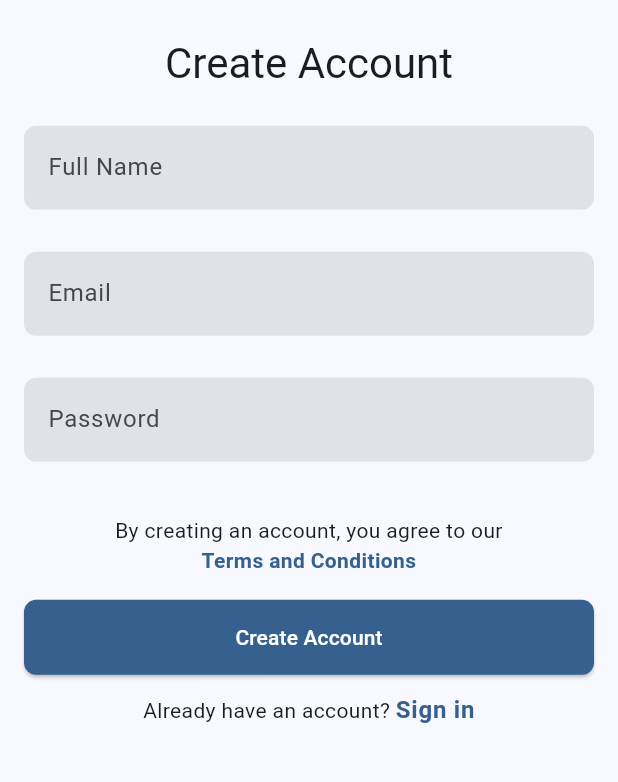
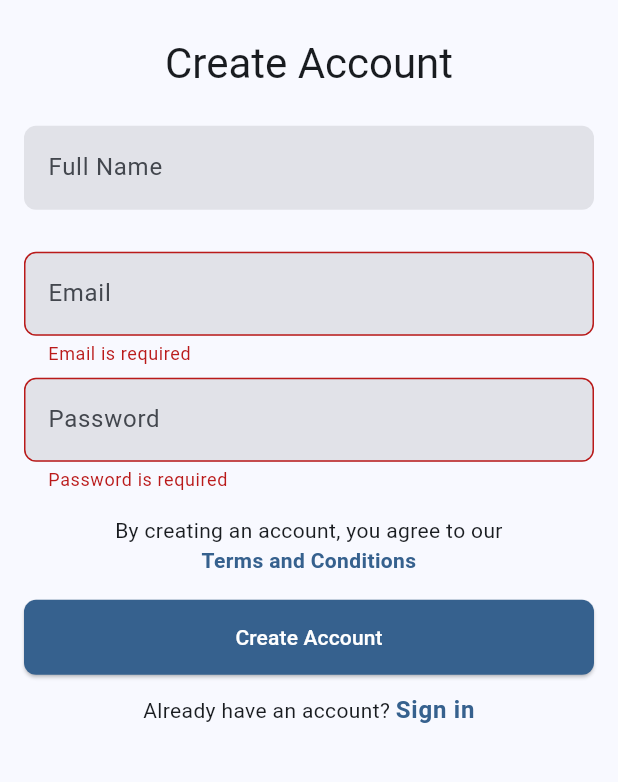
Before and after one commit to akhiljoseko/repalogic_technical_assignment, a Flutter app: the RegisterCompactLayout screen opened directly, after a tap on "Create Account", on a phone screen of 412 x 824 dp, the part 283-1065 px from its top. Run offline on Flutter 3.47's test engine with Material 3 defaults, Android fonts, the phone set to English and light mode, and no system bars; our stand-ins replace bloc, flutter_bloc, flutter_svg, freezed_annotation, go_router, vector_graphics; generated files the repository leaves out were written again.

Commit message:
feat(register): Handle sign up state using bloc

```diff
--- a/flutter_auth_app/lib/modules/authentication/domain/repositories/authentication_repository.dart
+++ b/flutter_auth_app/lib/modules/authentication/domain/repositories/authentication_repository.dart
@@ -3,6 +3,12 @@ import 'package:flutter_auth_app/modules/authentication/domain/entities/user.dar
 
 abstract interface class AuthenticationRepository {
   Stream<User?> get authStateChanges;
+
+  Future<Result<User>> createAccount({
+    required String email,
+    required String password,
+    required String name,
+  });
 
   Future<Result<User>> loginWithPassword({
     required String email,
--- /dev/null
+++ b/flutter_auth_app/lib/modules/authentication/presentation/register/cubit/register_cubit.dart
@@ -0,0 +1,37 @@
+import 'package:bloc/bloc.dart';
+import 'package:flutter_auth_app/core/exceptions/app_exception.dart';
+import 'package:flutter_auth_app/core/utils/result.dart';
+import 'package:flutter_auth_app/modules/authentication/domain/entities/user.dart';
+import 'package:flutter_auth_app/modules/authentication/domain/repositories/authentication_repository.dart';
+import 'package:freezed_annotation/freezed_annotation.dart';
+
+part 'register_state.dart';
+part 'register_cubit.freezed.dart';
+
+class RegisterCubit extends Cubit<RegisterState> {
+  RegisterCubit({
+    required AuthenticationRepository authenticationRepository,
+  }) : _authenticationRepository = authenticationRepository,
+       super(const RegisterState.initial());
+
+  final AuthenticationRepository _authenticationRepository;
+
+  Future<void> register({
+    required String email,
+    required String password,
+    required String name,
+  }) async {
+    emit(const RegisterState.loading());
+    final registerResult = await _authenticationRepository.createAccount(
+      email: email,
+      password: password,
+      name: name,
+    );
+    switch (registerResult) {
+      case Ok<User>():
+        emit(const RegisterState.success());
+      case Error<User>():
+        emit(RegisterState.error(registerResult.error));
+    }
+  }
+}
--- /dev/null
+++ b/flutter_auth_app/lib/modules/authentication/presentation/register/cubit/register_state.dart
@@ -0,0 +1,9 @@
+part of 'register_cubit.dart';
+
+@freezed
+class RegisterState with _$RegisterState {
+  const factory RegisterState.initial() = _Initial;
+  const factory RegisterState.loading() = _Loading;
+  const factory RegisterState.success() = RegisterSuccess;
+  const factory RegisterState.error(AppException exception) = RegisterError;
+}
--- a/flutter_auth_app/lib/modules/authentication/presentation/register/layouts/register_compact_layout.dart
+++ b/flutter_auth_app/lib/modules/authentication/presentation/register/layouts/register_compact_layout.dart
@@ -1,12 +1,16 @@
 import 'package:flutter/material.dart';
 import 'package:flutter_auth_app/core/utils/context_extensions.dart';
+import 'package:flutter_auth_app/core/utils/snackbar_utils.dart';
 import 'package:flutter_auth_app/gen/assets.gen.dart';
+import 'package:flutter_auth_app/l10n/l10n.dart';
+import 'package:flutter_auth_app/modules/authentication/presentation/register/cubit/register_cubit.dart';
 import 'package:flutter_auth_app/modules/authentication/presentation/widgets/question_text_button.dart';
 import 'package:flutter_auth_app/shared/widgets/email_text_field.dart';
 import 'package:flutter_auth_app/shared/widgets/password_text_field.dart';
 import 'package:flutter_auth_app/shared/widgets/primary_button.dart';
 import 'package:flutter_auth_app/shared/widgets/screen_padding.dart';
 import 'package:flutter_auth_app/shared/widgets/spacing.dart';
+import 'package:flutter_bloc/flutter_bloc.dart';
 import 'package:flutter_svg/flutter_svg.dart';
 import 'package:go_router/go_router.dart';
 
@@ -15,7 +19,23 @@ class RegisterCompactLayout extends StatelessWidget {
 
   @override
   Widget build(BuildContext context) {
-    return Scaffold(
+    return BlocListener<RegisterCubit, RegisterState>(
+      listener: (context, state) {
+        if (state is RegisterSuccess) {
+          SnackbarUtils.showSuccessSnackBar(
+            context,
+            content: 'Account created successfully',
+          );
+          return;
+        }
+        if (state is RegisterError) {
+          SnackbarUtils.showErrorSnackBar(
+            context,
+            content: state.exception.localize(context.l10n),
+          );
+        }
+      },
+      child: Scaffold(
         body: ScreenHorizontalPadding(
           child: SafeArea(
             child: CustomScrollView(
@@ -32,19 +52,66 @@ class RegisterCompactLayout extends StatelessWidget {
                         style: context.textTheme.headlineMedium,
                       ),
                       const Vspace(24),
-                    Form(
+                      RegistrationForm(),
+                    ],
+                  ),
+                ),
+              ],
+            ),
+          ),
+        ),
+      ),
+    );
+  }
+}
+
+class RegistrationForm extends StatefulWidget {
+  const RegistrationForm({
+    super.key,
+  });
+
+  @override
+  State<RegistrationForm> createState() => _RegistrationFormState();
+}
+
+class _RegistrationFormState extends State<RegistrationForm> {
+  final _formKey = GlobalKey<FormState>();
+  AutovalidateMode _autovalidateMode = AutovalidateMode.disabled;
+
+  final _fullNameController = TextEditingController();
+  final _emailController = TextEditingController();
+  final _passwordController = TextEditingController();
+
+  @override
+  void dispose() {
+    _fullNameController.dispose();
+    _emailController.dispose();
+    _passwordController.dispose();
+    super.dispose();
+  }
+
+  @override
+  Widget build(BuildContext context) {
+    return Form(
+      key: _formKey,
+      autovalidateMode: _autovalidateMode,
       child: Column(
         children: [
           TextFormField(
+            controller: _fullNameController,
             decoration: const InputDecoration(
               hintText: 'Full Name',
               helperText: '',
             ),
           ),
           const Vspace(8),
-                          const EmailTextField(),
+          EmailTextField(
+            controller: _emailController,
+          ),
           const Vspace(8),
-                          const PasswordTextField(),
+          PasswordTextField(
+            controller: _passwordController,
+          ),
           const Vspace(16),
           RichText(
             textAlign: TextAlign.center,
@@ -64,7 +131,19 @@ class RegisterCompactLayout extends StatelessWidget {
           ),
           const Vspace(16),
           PrimaryButton(
-                            onPressed: () {},
+            onPressed: () {
+              if (!_formKey.currentState!.validate()) {
+                setState(
+                  () => _autovalidateMode = AutovalidateMode.onUserInteraction,
+                );
+                return;
+              }
+              context.read<RegisterCubit>().register(
+                name: _fullNameController.text,
+                email: _emailController.text,
+                password: _passwordController.text,
+              );
+            },
             buttonLabel: 'Create Account',
           ),
           QuestionTextButton(
@@ -74,14 +153,6 @@ class RegisterCompactLayout extends StatelessWidget {
           ),
         ],
       ),
-                    ),
-                  ],
-                ),
-              ),
-            ],
-          ),
-        ),
-      ),
     );
   }
 }
```
Also changed, not shown: flutter_auth_app/lib/modules/authentication/data/repositories/authentication_repository_impl.dart (+22 -0 lines), flutter_auth_app/lib/modules/authentication/presentation/register/register_screen.dart (+10 -2 lines), flutter_auth_app/lib/core/router/app_router.g.dart, flutter_auth_app/lib/modules/authentication/presentation/register/cubit/register_cubit.freezed.dart (added). Lines whose indentation alone changed are shown as unchanged.
